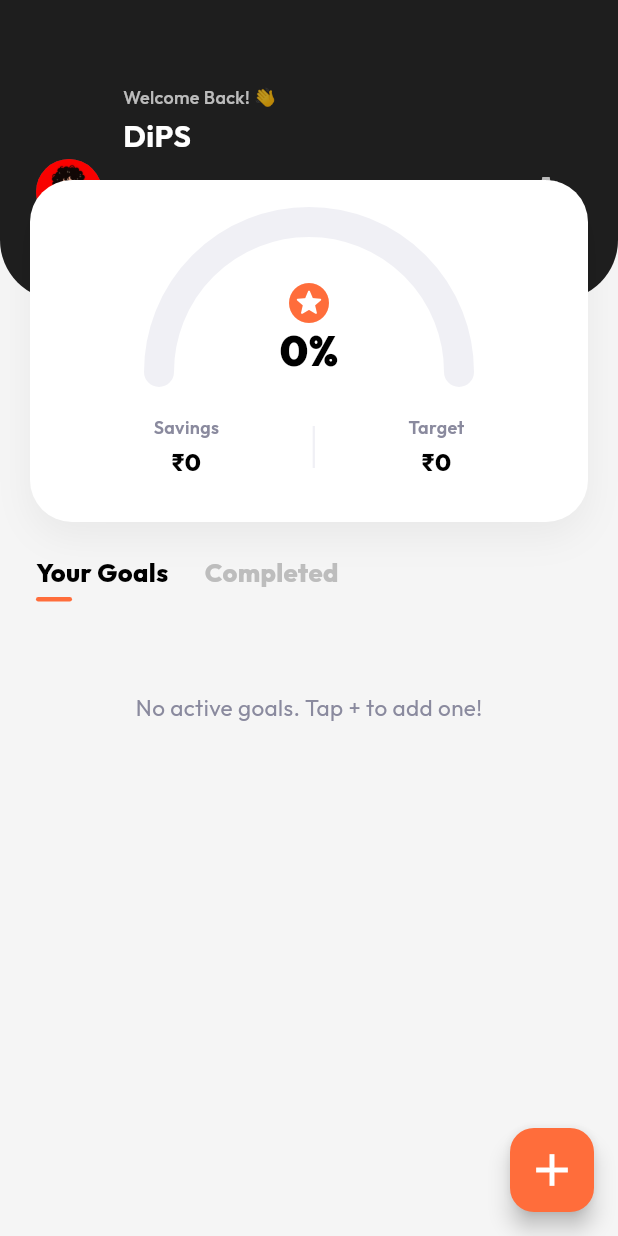
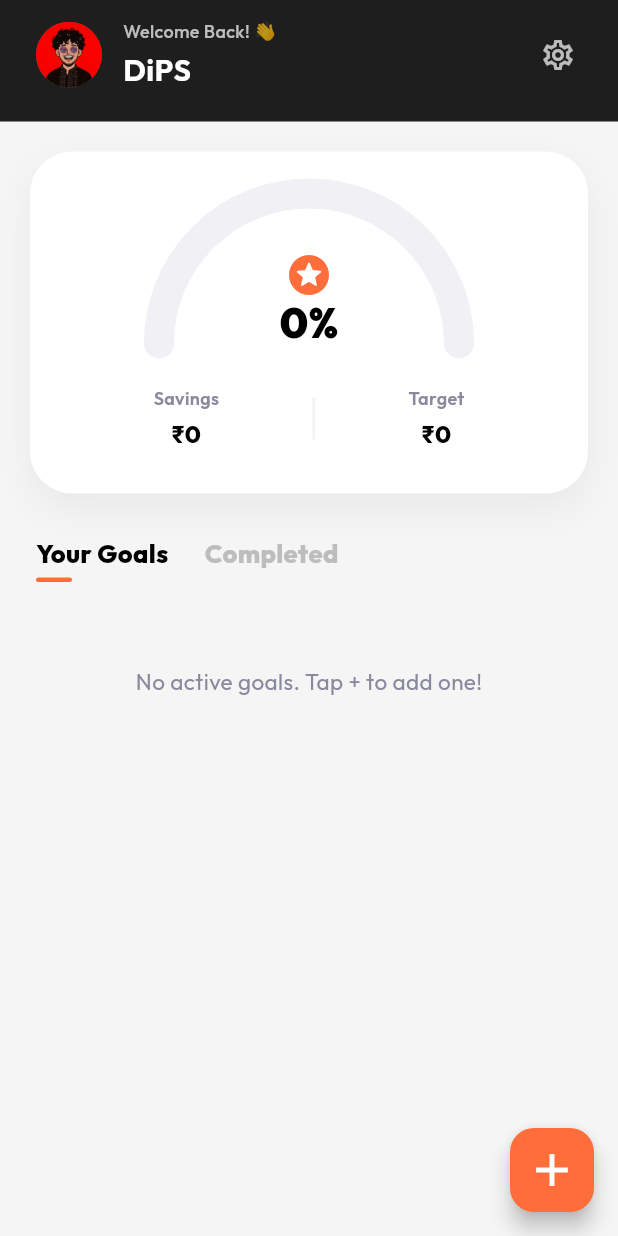
Before and after one commit to Diptish-De/DiPS_bucket_list, a Flutter app: the screen it shows after launch, on a phone screen of 412 x 824 dp. Run offline on Flutter 3.47's test engine with Material 3 defaults, Android fonts, the phone set to English and light mode, and no system bars; our stand-ins replace google_fonts, shared_preferences.

Commit message:
Fix overlapping UI layout, add fullscreen confetti celebration

```diff
--- a/buy_planner/lib/screens/dashboard_screen.dart
+++ b/buy_planner/lib/screens/dashboard_screen.dart
@@ -9,6 +9,7 @@ import '../widgets/add_item_sheet.dart';
 import '../widgets/add_funds_sheet.dart';
 import '../widgets/settings_sheet.dart';
 import '../widgets/goal_detail_sheet.dart';
+import '../widgets/celebration_screen.dart';
 
 class DashboardScreen extends StatefulWidget {
   const DashboardScreen({super.key});
@@ -17,7 +18,7 @@ class DashboardScreen extends StatefulWidget {
 }
 
 class _DashboardScreenState extends State<DashboardScreen> {
-  int _selectedTab = 0; // 0 = active, 1 = completed
+  int _selectedTab = 0;
 
   void _showAddItemSheet() {
     showModalBottomSheet(context: context, isScrollControlled: true, backgroundColor: Colors.transparent, builder: (_) => const AddItemSheet());
@@ -34,30 +35,12 @@ class _DashboardScreenState extends State<DashboardScreen> {
   void _showAddFunds(item) async {
     final result = await showModalBottomSheet<bool>(context: context, isScrollControlled: true, backgroundColor: Colors.transparent, builder: (_) => AddFundsSheet(item: item));
     if (result == true && mounted) {
-      _showCelebration(item.name);
+      Navigator.push(context, PageRouteBuilder(
+        opaque: false,
+        pageBuilder: (_, __, ___) => CelebrationScreen(goalName: item.name),
+        transitionsBuilder: (_, anim, __, child) => FadeTransition(opacity: anim, child: child),
+      ));
     }
-  }
-
-  void _showCelebration(String goalName) {
-    showDialog(
-      context: context,
-      builder: (ctx) => AlertDialog(
-        shape: RoundedRectangleBorder(borderRadius: BorderRadius.circular(28)),
-        content: Column(mainAxisSize: MainAxisSize.min, children: [
-          const Text('🎉', style: TextStyle(fontSize: 64)),
-          const SizedBox(height: 16),
-          const Text('Goal Achieved!', style: TextStyle(fontSize: 24, fontWeight: FontWeight.w900, color: Color(0xFF1A1A24))),
-          const SizedBox(height: 8),
-          Text('You completed "$goalName"!', style: const TextStyle(fontSize: 15, color: Color(0xFF8A8A9E), fontWeight: FontWeight.w600), textAlign: TextAlign.center),
-          const SizedBox(height: 24),
-          ElevatedButton(
-            style: ElevatedButton.styleFrom(backgroundColor: const Color(0xFF4CAF50), foregroundColor: Colors.white, padding: const EdgeInsets.symmetric(horizontal: 32, vertical: 14), shape: RoundedRectangleBorder(borderRadius: BorderRadius.circular(14))),
-            onPressed: () => Navigator.pop(ctx),
-            child: const Text('Awesome! 🚀', style: TextStyle(fontWeight: FontWeight.bold, fontSize: 16)),
-          ),
-        ]),
-      ),
-    );
   }
 
   @override
@@ -79,74 +62,72 @@ class _DashboardScreenState extends State<DashboardScreen> {
       ),
       body: !provider.isInit
           ? const Center(child: CircularProgressIndicator(color: Color(0xFFFF6D3B)))
-          : CustomScrollView(
-              physics: const BouncingScrollPhysics(),
-              slivers: [
-                // Header
-                SliverToBoxAdapter(
-                  child: Stack(clipBehavior: Clip.none, children: [
+          : Column(
+              children: [
+                // ===== FIXED HEADER =====
                 Container(
-                      height: 200, width: double.infinity,
-                      decoration: const BoxDecoration(color: Color(0xFF1E1E1E), borderRadius: BorderRadius.only(bottomLeft: Radius.circular(40), bottomRight: Radius.circular(40))),
-                      padding: const EdgeInsets.only(top: 56, left: 24, right: 24),
-                      child: Row(children: [
+                  color: const Color(0xFF1E1E1E),
+                  padding: EdgeInsets.only(top: MediaQuery.of(context).padding.top + 12, left: 24, right: 16, bottom: 20),
+                  child: Row(
+                    children: [
                       const CircleAvatar(radius: 22, backgroundImage: AssetImage('dips-img.png'), backgroundColor: Colors.white24),
                       const SizedBox(width: 14),
-                        Expanded(child: Column(crossAxisAlignment: CrossAxisAlignment.start, children: [
-                          const Text('Welcome Back! 👋', style: TextStyle(color: Colors.white70, fontSize: 12, fontWeight: FontWeight.w500)),
-                          const SizedBox(height: 2),
-                          const Text('DiPS', style: TextStyle(color: Colors.white, fontSize: 20, fontWeight: FontWeight.bold)),
-                        ])),
-                        IconButton(
-                          icon: const Icon(Icons.settings_outlined, color: Colors.white70, size: 24),
-                          onPressed: _showSettings,
+                      const Expanded(child: Column(
+                        crossAxisAlignment: CrossAxisAlignment.start,
+                        children: [
+                          Text('Welcome Back! 👋', style: TextStyle(color: Colors.white70, fontSize: 12, fontWeight: FontWeight.w500)),
+                          SizedBox(height: 2),
+                          Text('DiPS', style: TextStyle(color: Colors.white, fontSize: 20, fontWeight: FontWeight.bold)),
+                        ],
+                      )),
+                      IconButton(icon: const Icon(Icons.settings_outlined, color: Colors.white70, size: 24), onPressed: _showSettings),
+                    ],
                   ),
-                      ]),
                 ),
+
+                // ===== SCROLLABLE CONTENT =====
+                Expanded(
+                  child: SingleChildScrollView(
+                    physics: const BouncingScrollPhysics(),
+                    child: Column(
+                      children: [
                         // Gauge Card
-                    Positioned(top: 120, left: 20, right: 20, child: Container(
+                        Container(
+                          margin: const EdgeInsets.fromLTRB(20, 20, 20, 0),
                           padding: const EdgeInsets.symmetric(horizontal: 20, vertical: 28),
-                      decoration: BoxDecoration(color: Colors.white, borderRadius: BorderRadius.circular(28), boxShadow: [BoxShadow(color: Colors.black.withValues(alpha: 0.05), blurRadius: 20, offset: const Offset(0, 10))]),
+                          decoration: BoxDecoration(
+                            color: Colors.white,
+                            borderRadius: BorderRadius.circular(28),
+                            boxShadow: [BoxShadow(color: Colors.black.withValues(alpha: 0.05), blurRadius: 20, offset: const Offset(0, 10))],
+                          ),
                           child: Column(children: [
-                        SizedBox(height: 100, width: 200, child: Stack(alignment: Alignment.bottomCenter, children: [
+                            SizedBox(
+                              height: 100, width: 200,
+                              child: Stack(alignment: Alignment.bottomCenter, children: [
                                 CustomPaint(size: const Size(200, 100), painter: SemiCircleGaugePainter(progress: overallProgress, color: const Color(0xFFFF6D3B), backgroundColor: const Color(0xFFF0F0F5))),
                                 Column(mainAxisSize: MainAxisSize.min, children: [
                                   const Icon(Icons.stars_rounded, size: 32, color: Color(0xFFFF6D3B)),
                                   const SizedBox(height: 2),
                                   Text('${(overallProgress * 100).toStringAsFixed(0)}%', style: const TextStyle(fontSize: 28, fontWeight: FontWeight.w900, color: Colors.black, height: 1)),
                                 ]),
-                        ])),
+                              ]),
+                            ),
                             const SizedBox(height: 28),
                             Row(mainAxisAlignment: MainAxisAlignment.spaceEvenly, children: [
-                          Column(children: [
-                            const Text('Savings', style: TextStyle(color: Color(0xFF8A8A9E), fontSize: 12, fontWeight: FontWeight.w600)),
-                            const SizedBox(height: 4),
-                            Text(fmt.format(provider.totalSaved), style: const TextStyle(color: Colors.black, fontSize: 16, fontWeight: FontWeight.w800)),
-                          ]),
+                              _statColumn('Savings', fmt.format(provider.totalSaved), Colors.black),
                               Container(height: 28, width: 1.5, color: const Color(0xFFF0F0F5)),
-                          Column(children: [
-                            const Text('Target', style: TextStyle(color: Color(0xFF8A8A9E), fontSize: 12, fontWeight: FontWeight.w600)),
-                            const SizedBox(height: 4),
-                            Text(fmt.format(totalTarget), style: const TextStyle(color: Colors.black, fontSize: 16, fontWeight: FontWeight.w800)),
-                          ]),
+                              _statColumn('Target', fmt.format(totalTarget), Colors.black),
                               if (provider.monthsToComplete >= 0) ...[
                                 Container(height: 28, width: 1.5, color: const Color(0xFFF0F0F5)),
-                            Column(children: [
-                              const Text('ETA', style: TextStyle(color: Color(0xFF8A8A9E), fontSize: 12, fontWeight: FontWeight.w600)),
-                              const SizedBox(height: 4),
-                              Text('${provider.monthsToComplete.ceil()}mo', style: const TextStyle(color: Color(0xFFFF6D3B), fontSize: 16, fontWeight: FontWeight.w800)),
-                            ]),
+                                _statColumn('ETA', '${provider.monthsToComplete.ceil()}mo', const Color(0xFFFF6D3B)),
                               ],
                             ]),
                           ]),
-                    )),
-                  ]),
                         ),
-                const SliverToBoxAdapter(child: SizedBox(height: 170)),
+                        const SizedBox(height: 28),
 
                         // Tabs
-                SliverToBoxAdapter(
-                  child: Padding(
+                        Padding(
                           padding: const EdgeInsets.symmetric(horizontal: 24),
                           child: Row(children: [
                             _buildTab('Your Goals', provider.activeItems.length, 0),
@@ -154,23 +135,22 @@ class _DashboardScreenState extends State<DashboardScreen> {
                             _buildTab('Completed', provider.completedItems.length, 1),
                           ]),
                         ),
-                ),
-                const SliverToBoxAdapter(child: SizedBox(height: 20)),
+                        const SizedBox(height: 16),
 
-                // Items
-                displayItems.isEmpty
-                    ? SliverToBoxAdapter(child: Padding(
+                        // Items List
+                        if (displayItems.isEmpty)
+                          Padding(
                             padding: const EdgeInsets.only(top: 40),
-                        child: Center(child: Text(
+                            child: Text(
                               _selectedTab == 0 ? 'No active goals. Tap + to add one!' : 'No completed goals yet.',
                               style: const TextStyle(color: Color(0xFF8A8A9E), fontSize: 15),
-                        )),
-                      ))
-                    : SliverPadding(
-                        padding: const EdgeInsets.only(bottom: 100, left: 20, right: 20),
-                        sliver: SliverList(delegate: SliverChildBuilderDelegate(
-                          (context, index) {
-                            final item = displayItems[index];
+                            ),
+                          )
+                        else
+                          Padding(
+                            padding: const EdgeInsets.symmetric(horizontal: 20),
+                            child: Column(
+                              children: displayItems.map((item) {
                                 final months = provider.monthsForGoal(item);
                                 String? estimate;
                                 if (months > 0) estimate = '~${months.ceil()}mo';
@@ -181,33 +161,45 @@ class _DashboardScreenState extends State<DashboardScreen> {
                                   onDelete: () => provider.deleteItem(item.id),
                                   onTap: () => _showGoalDetail(item),
                                 );
-                          },
-                          childCount: displayItems.length,
-                        )),
+                              }).toList(),
+                            ),
+                          ),
+                        const SizedBox(height: 100),
+                      ],
+                    ),
+                  ),
                 ),
               ],
             ),
     );
   }
 
+  Widget _statColumn(String label, String value, Color valueColor) {
+    return Column(children: [
+      Text(label, style: const TextStyle(color: Color(0xFF8A8A9E), fontSize: 12, fontWeight: FontWeight.w600)),
+      const SizedBox(height: 4),
+      Text(value, style: TextStyle(color: valueColor, fontSize: 16, fontWeight: FontWeight.w800)),
+    ]);
+  }
+
   Widget _buildTab(String label, int count, int index) {
-    final isSelected = _selectedTab == index;
+    final sel = _selectedTab == index;
     return GestureDetector(
       onTap: () => setState(() => _selectedTab = index),
       child: Column(crossAxisAlignment: CrossAxisAlignment.start, children: [
         Row(children: [
-          Text(label, style: TextStyle(fontSize: 17, fontWeight: FontWeight.w800, color: isSelected ? Colors.black : Colors.grey.shade400)),
+          Text(label, style: TextStyle(fontSize: 17, fontWeight: FontWeight.w800, color: sel ? Colors.black : Colors.grey.shade400)),
           if (count > 0) ...[
             const SizedBox(width: 6),
             Container(
               padding: const EdgeInsets.symmetric(horizontal: 8, vertical: 2),
-              decoration: BoxDecoration(color: isSelected ? const Color(0xFFFF6D3B) : Colors.grey.shade300, borderRadius: BorderRadius.circular(10)),
-              child: Text('$count', style: TextStyle(fontSize: 11, fontWeight: FontWeight.w800, color: isSelected ? Colors.white : Colors.grey.shade600)),
+              decoration: BoxDecoration(color: sel ? const Color(0xFFFF6D3B) : Colors.grey.shade300, borderRadius: BorderRadius.circular(10)),
+              child: Text('$count', style: TextStyle(fontSize: 11, fontWeight: FontWeight.w800, color: sel ? Colors.white : Colors.grey.shade600)),
             ),
           ],
         ]),
         const SizedBox(height: 4),
-        Container(width: isSelected ? 24 : 0, height: 3, decoration: BoxDecoration(color: const Color(0xFFFF6D3B), borderRadius: BorderRadius.circular(2))),
+        Container(width: sel ? 24 : 0, height: 3, decoration: BoxDecoration(color: const Color(0xFFFF6D3B), borderRadius: BorderRadius.circular(2))),
       ]),
     );
   }
@@ -217,7 +209,6 @@ class SemiCircleGaugePainter extends CustomPainter {
   final double progress;
   final Color color;
   final Color backgroundColor;
-
   SemiCircleGaugePainter({required this.progress, required this.color, required this.backgroundColor});
 
   @override
```
Also changed, not shown: buy_planner/lib/widgets/celebration_screen.dart (added, +159 -0 lines). Lines whose indentation alone changed are shown as unchanged.
